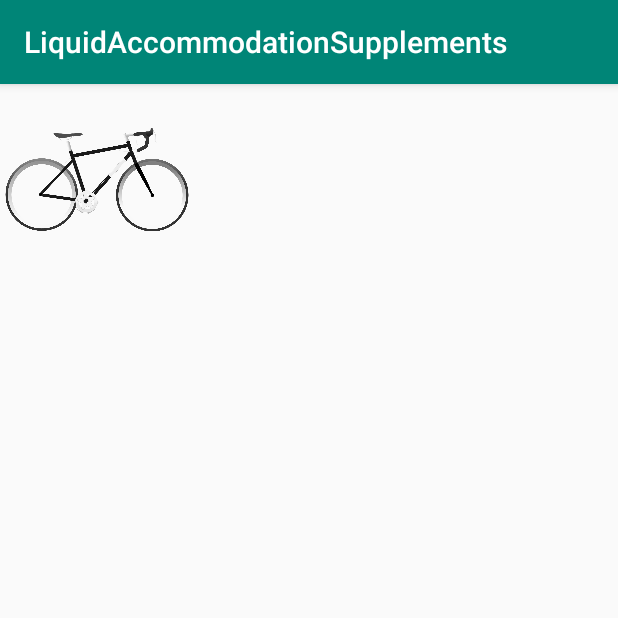
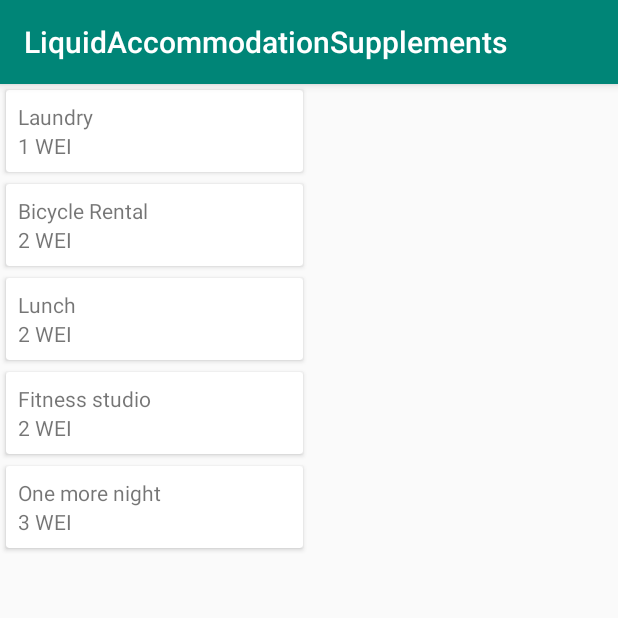
Before and after one commit to ligi/LiquidAccommodationSupplements, an Android app: the screen it shows after launch (MainActivity), on a phone screen of 412 x 824 dp, the top half of it. Run offline under Robolectric (Android 15) with nearby library versions, the phone set to English and light mode, and no system bars; network calls fail; 1 statement that could not run was skipped.

Commit message:
Initial listing of supplements

```diff
--- a/app/build.gradle
+++ b/app/build.gradle
@@ -25,20 +25,27 @@ android {
 dependencies {
     implementation "org.jetbrains.kotlinx:kotlinx-coroutines-android:0.30.2"
 
-    implementation"org.jetbrains.kotlin:kotlin-stdlib-jdk7:$kotlin_version"
+    implementation "org.jetbrains.kotlin:kotlin-stdlib-jdk7:$kotlin_version"
 
-    implementation 'com.android.support:appcompat-v7:28.0.0'
+    implementation "com.android.support:appcompat-v7:$support_version"
 
     implementation 'com.android.support.constraint:constraint-layout:1.1.3'
 
+    implementation "com.android.support:recyclerview-v7:$support_version"
 
     implementation 'com.squareup.moshi:moshi:1.7.0'
     implementation 'com.squareup.moshi:moshi-adapters:1.7.0'
 
     implementation 'com.squareup.okhttp3:okhttp:3.10.0'
 
-    implementation 'com.github.ligi:KAXT:0.20'
-    implementation 'com.github.ligi:KAXTUI:0.6'
+    implementation('com.github.ligi:KAXT:0.20') {
+        exclude group: 'com.android.support'
+    }
+    implementation ('com.github.ligi:KAXTUI:0.6') {
+        exclude group: 'com.android.support'
+    }
+
+    implementation "com.android.support:cardview-v7:$support_version"
 
     implementation 'com.github.kenglxn.QRGen:android:2.5.0'
     implementation 'com.google.zxing:core:3.3.3'
--- a/app/src/main/java/org/walleth/liquidaccomodationsupplements/InvoiceParser.kt
+++ b/app/src/main/java/org/walleth/liquidaccomodationsupplements/InvoiceParser.kt
@@ -1,7 +1,7 @@
 package org.walleth.liquidaccomodationsupplements
 
 import com.squareup.moshi.Moshi
-import org.walleth.liquidaccomodationsupplements.model.Invoice
+import org.walleth.liquidaccomodationsupplements.model.liquiditynetwork.Invoice
 
 fun parseInvoice(invoiceString: String, moshi: Moshi): Invoice? {
     val invoiceAdapter = moshi.adapter(Invoice::class.java)
--- a/app/src/main/java/org/walleth/liquidaccomodationsupplements/LiquidityAPI.kt
+++ b/app/src/main/java/org/walleth/liquidaccomodationsupplements/LiquidityAPI.kt
@@ -7,10 +7,10 @@ import com.squareup.moshi.Types
 import okhttp3.OkHttpClient
 import okhttp3.Request
 import okhttp3.RequestBody
-import org.walleth.liquidaccomodationsupplements.model.Invoice
-import org.walleth.liquidaccomodationsupplements.model.InvoiceRequest
 import org.walleth.liquidaccomodationsupplements.model.JSON_MEDIA_TYPE
-import org.walleth.liquidaccomodationsupplements.model.WalletInformation
+import org.walleth.liquidaccomodationsupplements.model.liquiditynetwork.Invoice
+import org.walleth.liquidaccomodationsupplements.model.liquiditynetwork.InvoiceRequest
+import org.walleth.liquidaccomodationsupplements.model.liquiditynetwork.WalletInformation
 
 class LiquidityAPI(
     private val baseURL: String,
--- a/app/src/main/java/org/walleth/liquidaccomodationsupplements/MainActivity.kt
+++ b/app/src/main/java/org/walleth/liquidaccomodationsupplements/MainActivity.kt
@@ -3,9 +3,41 @@ package org.walleth.liquidaccomodationsupplements
 import android.os.Bundle
 import android.os.SystemClock
 import android.support.v7.app.AppCompatActivity
+import android.support.v7.widget.LinearLayoutManager
+import android.support.v7.widget.RecyclerView
 import android.util.Log
+import android.view.LayoutInflater
+import android.view.View
+import android.view.ViewGroup
 import kotlinx.android.synthetic.main.activity_main.*
-import org.walleth.liquidaccomodationsupplements.model.InvoiceRequest
+import kotlinx.android.synthetic.main.supplement_item.view.*
+import org.walleth.liquidaccomodationsupplements.model.AccommodationSupplement
+import org.walleth.liquidaccomodationsupplements.model.AccommodationSupplements
+import org.walleth.liquidaccomodationsupplements.model.liquiditynetwork.InvoiceRequest
+
+class ItemViewHolder(itemView: View) : RecyclerView.ViewHolder(itemView) {
+
+    fun bind(supplement: AccommodationSupplement) {
+        itemView.supplement_name.text = supplement.name
+        itemView.supplement_price.text = supplement.amount.toString() + " " + supplement.currency
+    }
+}
+
+class ItemAdapter(private val supplements: List<AccommodationSupplement>) : RecyclerView.Adapter<ItemViewHolder>() {
+
+    override fun onCreateViewHolder(viewGroup: ViewGroup, p1: Int): ItemViewHolder {
+        val layoutInflater = LayoutInflater.from(viewGroup.context)
+        val layout=layoutInflater.inflate(R.layout.supplement_item,viewGroup,false)
+        return ItemViewHolder(layout)
+    }
+
+    override fun getItemCount() = supplements.size
+
+    override fun onBindViewHolder(viewHolder: ItemViewHolder, position: Int) {
+        viewHolder.bind(supplements[position])
+    }
+
+}
 
 class MainActivity : AppCompatActivity() {
 
@@ -18,6 +50,10 @@ class MainActivity : AppCompatActivity() {
 
         setContentView(R.layout.activity_main)
 
+        recycler_view.layoutManager = LinearLayoutManager(this)
+
+        recycler_view.adapter = ItemAdapter(AccommodationSupplements)
+
         Thread(Runnable {
 
             val walletInformation = api.getWalletInformation()
@@ -27,11 +63,12 @@ class MainActivity : AppCompatActivity() {
             } else {
                 val address = walletInformation.address
 
-                val invoiceRequest = InvoiceRequest(1, address)
+                val invoiceRequest =
+                    InvoiceRequest(1, address)
                 val invoice = api.requestInvoice(invoiceRequest)
 
                 runOnUiThread {
-                    debug_text_view.text = "address: $address \nnonce: ${invoice?.nonce}"
+                    //debug_text_view.text = "address: $address \nnonce: ${invoice?.nonce}"
                     qr_code.setQRCode(invoice?.encoded?.raw!!)
                 }
 
--- a/app/src/main/java/org/walleth/liquidaccomodationsupplements/model/EncodedInvoice.kt
+++ /dev/null
@@ -1,3 +0,0 @@
-package org.walleth.liquidaccomodationsupplements.model
-
-data class EncodedInvoice(val raw: String)
--- a/app/src/main/java/org/walleth/liquidaccomodationsupplements/model/InvoiceRequest.kt
+++ /dev/null
@@ -1,3 +0,0 @@
-package org.walleth.liquidaccomodationsupplements.model
-
-data class InvoiceRequest(val amount: Int, val recipient: String)
--- /dev/null
+++ b/app/src/main/java/org/walleth/liquidaccomodationsupplements/model/Supplement.kt
@@ -0,0 +1,7 @@
+package org.walleth.liquidaccomodationsupplements.model
+
+data class AccommodationSupplement (
+    val name: String,
+    val amount: Long,
+    val currency: String
+)
--- /dev/null
+++ b/app/src/main/java/org/walleth/liquidaccomodationsupplements/model/Supplements.kt
@@ -0,0 +1,9 @@
+package org.walleth.liquidaccomodationsupplements.model
+
+val AccommodationSupplements = listOf(
+    AccommodationSupplement("Laundry",1,"WEI"),
+    AccommodationSupplement("Bicycle Rental",2,"WEI"),
+    AccommodationSupplement("Lunch",2,"WEI"),
+    AccommodationSupplement("Fitness studio",2,"WEI"),
+    AccommodationSupplement("One more night",3,"WEI")
+)
--- /dev/null
+++ b/app/src/main/java/org/walleth/liquidaccomodationsupplements/model/liquiditynetwork/EncodedInvoice.kt
@@ -0,0 +1,3 @@
+package org.walleth.liquidaccomodationsupplements.model.liquiditynetwork
+
+data class EncodedInvoice(val raw: String)
--- a/app/src/main/java/org/walleth/liquidaccomodationsupplements/model/Invoice.kt
+++ b/app/src/main/java/org/walleth/liquidaccomodationsupplements/model/liquiditynetwork/Invoice.kt
@@ -1,4 +1,4 @@
-package org.walleth.liquidaccomodationsupplements.model
+package org.walleth.liquidaccomodationsupplements.model.liquiditynetwork
 
 enum class InvoiceStatus {
     pending, confirmed
--- /dev/null
+++ b/app/src/main/java/org/walleth/liquidaccomodationsupplements/model/liquiditynetwork/InvoiceRequest.kt
@@ -0,0 +1,3 @@
+package org.walleth.liquidaccomodationsupplements.model.liquiditynetwork
+
+data class InvoiceRequest(val amount: Int, val recipient: String)
--- a/app/src/main/java/org/walleth/liquidaccomodationsupplements/model/WalletInformation.kt
+++ b/app/src/main/java/org/walleth/liquidaccomodationsupplements/model/liquiditynetwork/WalletInformation.kt
@@ -1,4 +1,4 @@
-package org.walleth.liquidaccomodationsupplements.model
+package org.walleth.liquidaccomodationsupplements.model.liquiditynetwork
 
 data class OnChainWalletInformation(val amount: String)
 
@@ -7,4 +7,5 @@ data class WalletInformation(val address: String,
                              val hubContractAddress: String,
                              val hubProviderUrl: String,
                              val amount: String,
-                             val onchain: OnChainWalletInformation)
+                             val onchain: OnChainWalletInformation
+)
--- a/app/src/main/res/layout/activity_main.xml
+++ b/app/src/main/res/layout/activity_main.xml
@@ -4,24 +4,21 @@
         xmlns:tools="http://schemas.android.com/tools"
         android:layout_width="match_parent"
         android:layout_height="match_parent"
-        android:orientation="vertical"
+        android:orientation="horizontal"
         tools:context=".MainActivity">
 
-
-    <android.support.v7.widget.AppCompatImageView
-            android:src="@drawable/bicycle"
-            android:layout_width="128dp"
-            android:layout_height="127dp"/>
+    <android.support.v7.widget.RecyclerView
+            android:id="@+id/recycler_view"
+            android:layout_width="0dp"
+            android:layout_weight="1"
+            android:layout_height="match_parent"/>
 
 
     <android.support.v7.widget.AppCompatImageView
             android:id="@+id/qr_code"
             android:adjustViewBounds="true"
-            android:layout_width="match_parent"
-            android:layout_height="wrap_content"/>
+            android:layout_width="0dp"
+            android:layout_weight="1"
+            android:layout_height="match_parent"    />
 
-    <TextView
-            android:id="@+id/debug_text_view"
-            android:layout_width="wrap_content"
-            android:layout_height="wrap_content"/>
 </LinearLayout>
--- /dev/null
+++ b/app/src/main/res/layout/supplement_item.xml
@@ -0,0 +1,33 @@
+<?xml version="1.0" encoding="utf-8"?>
+<android.support.v7.widget.CardView
+        xmlns:android="http://schemas.android.com/apk/res/android"
+        xmlns:app="http://schemas.android.com/apk/res-auto"
+        android:padding="8dp"
+        android:layout_margin="4dp"
+        app:cardMaxElevation="8dp"
+        android:layout_width="match_parent"
+        android:layout_height="wrap_content">
+
+    <LinearLayout
+            android:padding="8dp"
+            android:layout_width="wrap_content"
+            android:layout_height="wrap_content"
+            android:orientation="vertical">
+
+        <TextView
+                android:id="@+id/supplement_name"
+                android:layout_width="wrap_content"
+                android:layout_height="wrap_content"/>
+
+        <android.support.v7.widget.AppCompatImageView
+                android:id="@+id/supplement_image"
+                android:adjustViewBounds="true"
+                android:layout_width="wrap_content"
+                android:layout_height="wrap_content"/>
+
+        <TextView
+                android:id="@+id/supplement_price"
+                android:layout_width="wrap_content"
+                android:layout_height="wrap_content"/>
+    </LinearLayout>
+</android.support.v7.widget.CardView>
--- a/build.gradle
+++ b/build.gradle
@@ -1,5 +1,8 @@
 buildscript {
+
     ext.kotlin_version = '1.2.71'
+    ext.support_version = '28.0.0'
+
     repositories {
         google()
         jcenter()
```
Also changed, not shown: app/src/main/res/drawable/bicycle.png (deleted), app/src/main/res/drawable/washing_machine.png (deleted).
